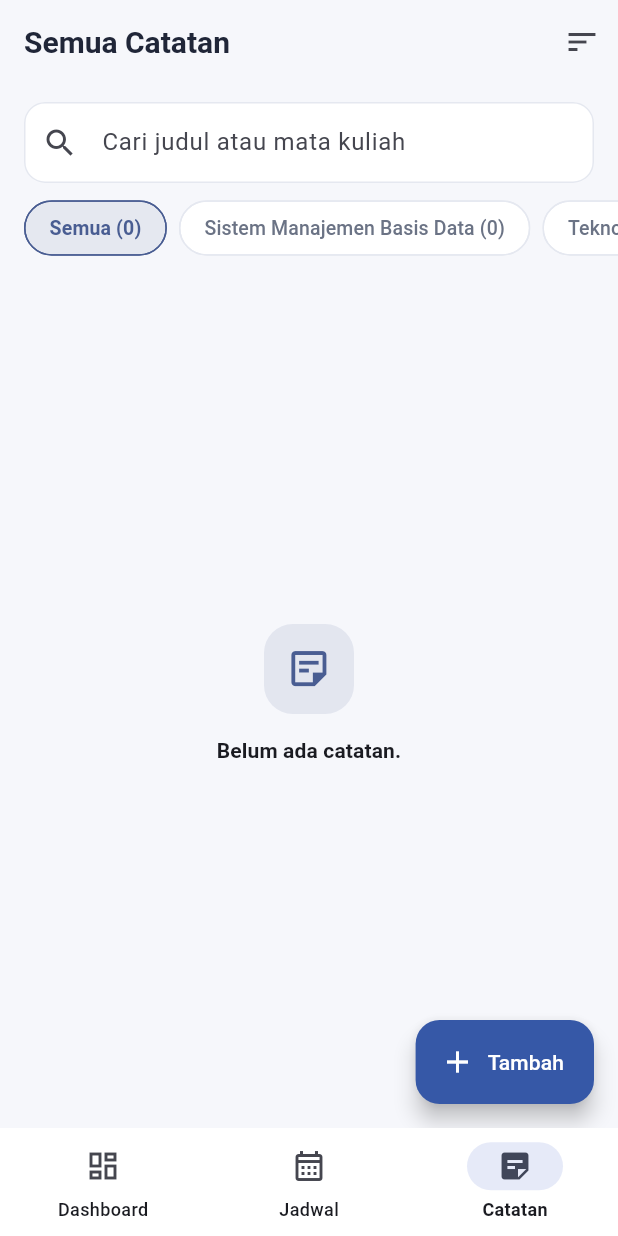
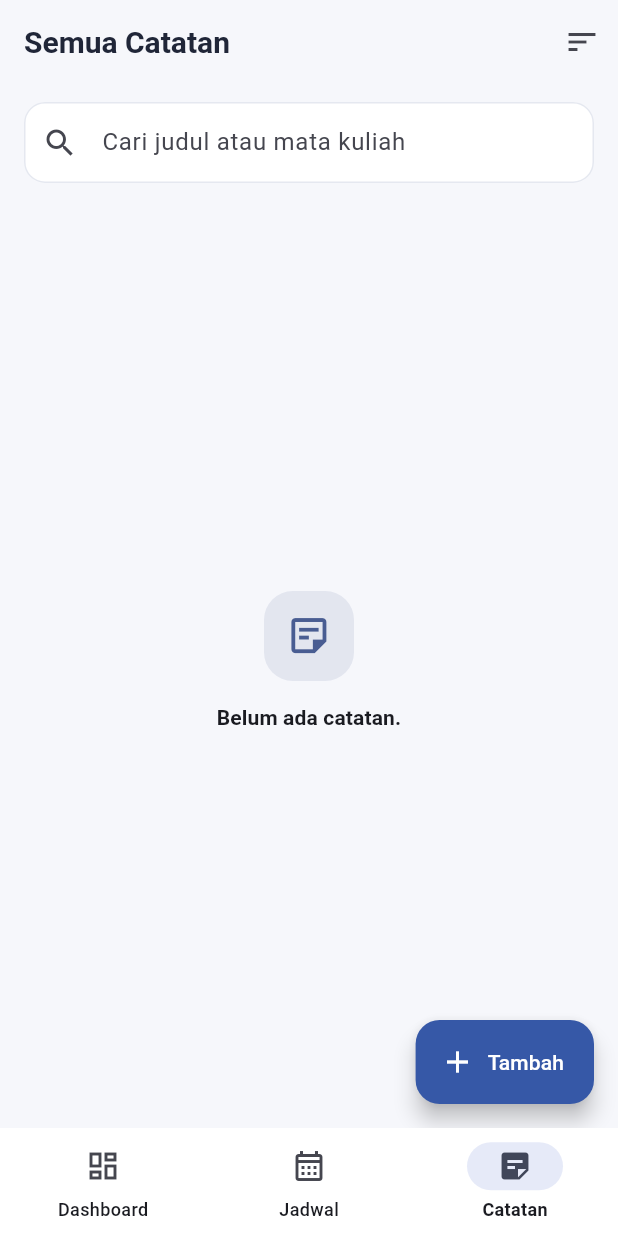
Before and after one commit to nandarifaldo9-sudo/StudyLog, a Flutter app: the screen it shows after launch, item 3 of the bottom bar chosen, on a phone screen of 412 x 824 dp. Run offline on Flutter 3.47's test engine with Material 3 defaults, Android fonts, the phone set to English and light mode, and no system bars; our stand-ins replace shared_preferences, sqflite; accounts and stored records are empty.

Commit message:
refactor: hapus fitur kelas khusus dan filter catatan yang tidak dipakai

```diff
--- a/lib/screens/daftar_catatan_page.dart
+++ b/lib/screens/daftar_catatan_page.dart
@@ -57,67 +57,6 @@ class _DaftarCatatanPageState extends State<DaftarCatatanPage> {
               ),
       ),
       onChanged: (nilai) => setState(() => _kataKunci = nilai),
-    );
-  }
-
-  Widget _chipFilter({
-    required String label,
-    required int jumlah,
-    required Color warna,
-    required bool dipilih,
-    required VoidCallback onTap,
-  }) {
-    return Padding(
-      padding: const EdgeInsets.only(right: 8),
-      child: ChoiceChip(
-        key: Key('filter_$label'),
-        label: Text('$label ($jumlah)'),
-        selected: dipilih,
-        showCheckmark: false,
-        shape: const StadiumBorder(),
-        selectedColor: warna.withAlpha(36),
-        backgroundColor: Colors.white,
-        side: BorderSide(color: dipilih ? warna : Desain.garis),
-        labelStyle: TextStyle(
-          color: dipilih ? warna : Desain.teksRedup,
-          fontWeight: dipilih ? FontWeight.w700 : FontWeight.w500,
-          fontSize: 13,
-        ),
-        onSelected: (_) => onTap(),
-      ),
-    );
-  }
-
-  Widget _barisFilter(CatatanViewModel vm, JadwalViewModel jadwalViewModel) {
-    final mataKuliah = {
-      ...warnaMataKuliah.keys,
-      ...jadwalViewModel.semuaMataKuliah,
-      ...vm.semua.map((catatan) => catatan.mataKuliah),
-    };
-    return SizedBox(
-      height: 44,
-      child: ListView(
-        key: const Key('filterScroll'),
-        scrollDirection: Axis.horizontal,
-        padding: const EdgeInsets.symmetric(horizontal: 16),
-        children: [
-          _chipFilter(
-            label: 'Semua',
-            jumlah: vm.jumlah,
-            warna: Theme.of(context).colorScheme.primary,
-            dipilih: _mataKuliah == null,
-            onTap: () => setState(() => _mataKuliah = null),
-          ),
-          for (final mk in mataKuliah)
-            _chipFilter(
-              label: mk,
-              jumlah: vm.jumlahUntuk(mk),
-              warna: warnaUntuk(mk),
-              dipilih: _mataKuliah == mk,
-              onTap: () => setState(() => _mataKuliah = mk),
-            ),
-        ],
-      ),
     );
   }
 
@@ -208,7 +147,6 @@ class _DaftarCatatanPageState extends State<DaftarCatatanPage> {
             padding: const EdgeInsets.fromLTRB(16, 12, 16, 8),
             child: _kolomPencarian(),
           ),
-          _barisFilter(vm, jadwalViewModel),
           if (adaFilter && hasil.isNotEmpty)
             Padding(
               padding: const EdgeInsets.fromLTRB(16, 8, 16, 0),
```
Also changed, not shown: lib/screens/kelola_jadwal_page.dart (+0 -40 lines), 7 other files.
